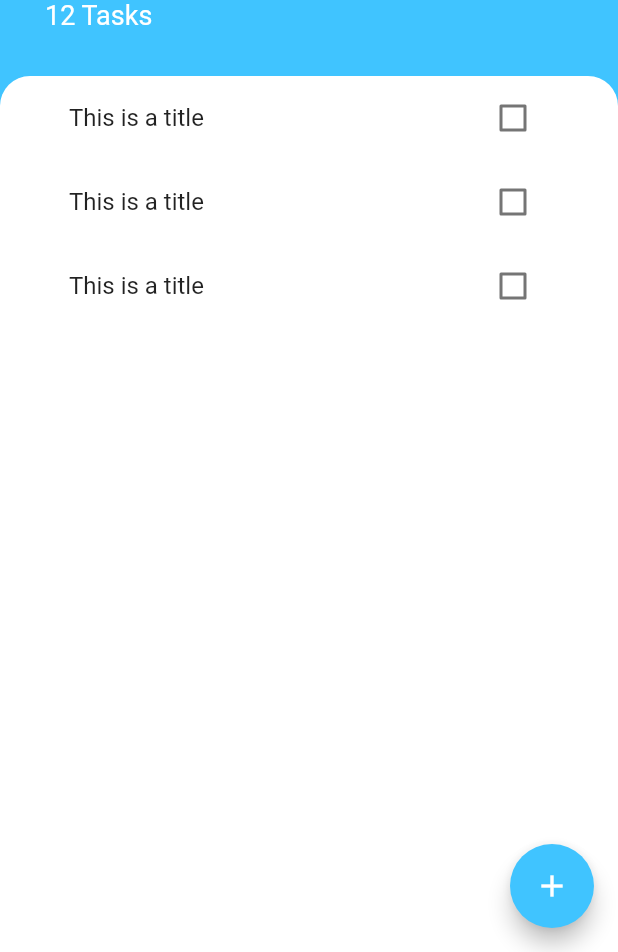
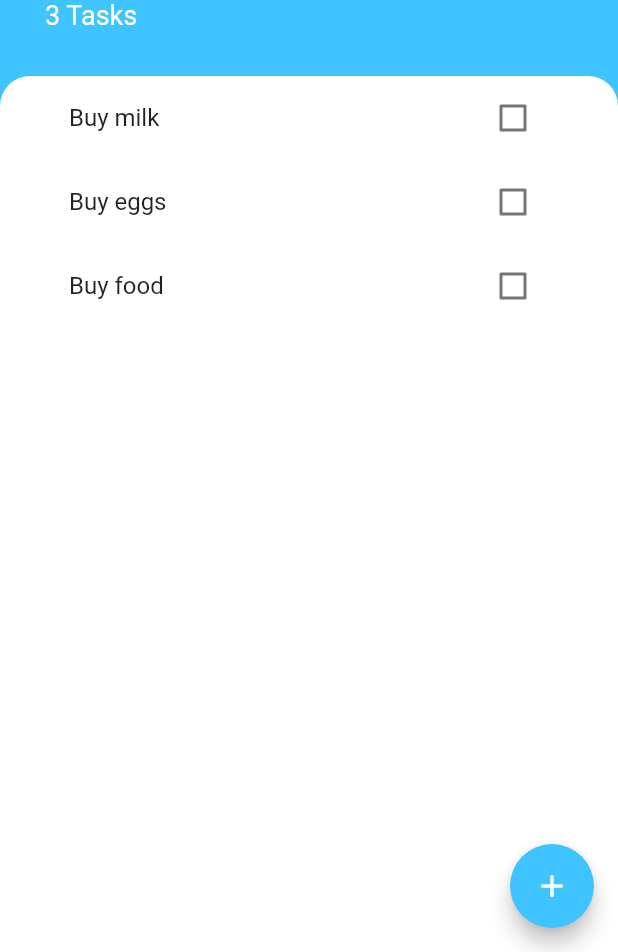
Before and after one commit to decemberkms/todoey11, a Flutter app: the screen it shows after launch, on a phone screen of 412 x 824 dp, the part 284-1236 px from its top. Run offline on Flutter 3.47's test engine with Material 2 defaults, Android fonts, the phone set to English and light mode, and no system bars.

Commit message:
Add commit

```diff
--- /dev/null
+++ b/todoapp/lib/models/task.dart
@@ -0,0 +1,10 @@
+class Task {
+  final String? name;
+  bool isDone;
+
+  Task({this.name, this.isDone = false});
+
+  void toggleDone() {
+    isDone = !isDone;
+  }
+}
--- a/todoapp/lib/screens/add_task_screen.dart
+++ b/todoapp/lib/screens/add_task_screen.dart
@@ -1,10 +1,13 @@
 import 'package:flutter/material.dart';
 
 class AddTaskScreen extends StatelessWidget {
-  const AddTaskScreen({super.key});
+  final void Function(String?)? addTaskCallback;
+  AddTaskScreen({this.addTaskCallback});
 
   @override
   Widget build(BuildContext context) {
+    String? typedValue;
+
     return Container(
       color: Color(0xff757575),
       child: Container(
@@ -28,6 +31,10 @@ class AddTaskScreen extends StatelessWidget {
             height: 10.0,
           ),
           TextField(
+            onChanged: (value) {
+              print(value);
+              typedValue = value;
+            },
             textAlign: TextAlign.center,
             autofocus: true,
             decoration: InputDecoration(
@@ -43,7 +50,9 @@ class AddTaskScreen extends StatelessWidget {
                 Colors.lightBlueAccent,
               ),
             ),
-            onPressed: (() {}),
+            onPressed: () {
+              addTaskCallback!(typedValue);
+            },
             child: Text(
               'Add',
               style: TextStyle(
--- a/todoapp/lib/screens/task_screen.dart
+++ b/todoapp/lib/screens/task_screen.dart
@@ -1,27 +1,24 @@
 import 'package:flutter/material.dart';
 import 'package:todoapp/widgets/tasks_list.dart';
 import 'package:todoapp/screens//add_task_screen.dart';
+import 'package:todoapp/models/task.dart';
 
-class TaskScreen extends StatelessWidget {
-  const TaskScreen({super.key});
+class TaskScreen extends StatefulWidget {
+  @override
+  State<TaskScreen> createState() => _TaskScreenState();
+}
+
+class _TaskScreenState extends State<TaskScreen> {
+  // const TaskScreen({super.key});
+  List<Task> task = [
+    Task(name: 'Buy milk'),
+    Task(name: 'Buy eggs'),
+    Task(name: 'Buy food'),
+  ];
 
   @override
   Widget build(BuildContext context) {
     return Scaffold(
-      floatingActionButton: FloatingActionButton(
-        onPressed: () {
-          showModalBottomSheet(
-            context: context,
-            builder: (context) => SingleChildScrollView(
-              padding: EdgeInsets.only(
-                  bottom: MediaQuery.of(context).viewInsets.bottom),
-              child: AddTaskScreen(),
-            ),
-          );
-        },
-        backgroundColor: Colors.lightBlueAccent,
-        child: Icon(Icons.add),
-      ),
         backgroundColor: Colors.lightBlueAccent,
         body: Column(
           crossAxisAlignment: CrossAxisAlignment.start,
@@ -57,7 +54,7 @@ class TaskScreen extends StatelessWidget {
                     ),
                   ),
                   Text(
-                  '12 Tasks',
+                    '${task.length} Tasks',
                     style: TextStyle(
                       color: Colors.white,
                       fontSize: 18.0,
@@ -71,7 +68,7 @@ class TaskScreen extends StatelessWidget {
                 padding: EdgeInsets.symmetric(
                   horizontal: 30.0,
                 ),
-              child: TasksList(),
+                child: TasksList(task),
                 decoration: BoxDecoration(
                     color: Colors.white,
                     borderRadius: BorderRadius.only(
@@ -82,6 +79,26 @@ class TaskScreen extends StatelessWidget {
             ),
           ],
         ),
+        floatingActionButton: FloatingActionButton(
+          onPressed: () {
+            showModalBottomSheet(
+              context: context,
+              builder: (context) => SingleChildScrollView(
+                padding: EdgeInsets.only(
+                    bottom: MediaQuery.of(context).viewInsets.bottom),
+                child: AddTaskScreen(
+                  addTaskCallback: (typevalue) {
+                    setState(() {
+                      task.add(Task(name: typevalue));
+                      Navigator.pop(context);
+                    });
+                  },
+                ),
+              ),
             );
+          },
+          backgroundColor: Colors.lightBlueAccent,
+          child: Icon(Icons.add),
+        ));
   }
 }
--- a/todoapp/lib/widgets/tasks_list.dart
+++ b/todoapp/lib/widgets/tasks_list.dart
@@ -1,15 +1,31 @@
 import 'package:flutter/material.dart';
-import 'package:todoapp/widgets/tasks_tile.dart';
+import 'package:todoapp/models/task.dart';
+import 'tasks_tile.dart';
 
-class TasksList extends StatelessWidget {
+class TasksList extends StatefulWidget {
+  final List<Task> tasks;
+
+  TasksList(this.tasks);
+  @override
+  State<TasksList> createState() => _TasksListState();
+}
+
+class _TasksListState extends State<TasksList> {
   @override
   Widget build(BuildContext context) {
-    return ListView(
-      children: [
-        TaskTile(),
-        TaskTile(),
-        TaskTile(),
-      ],
+    return ListView.builder(
+      itemBuilder: ((context, index) {
+        return TaskTile(
+          taskTitle: widget.tasks[index].name,
+          isChecked: widget.tasks[index].isDone,
+          checkboxCallback: (bool? checkboxState) {
+            setState(() {
+              widget.tasks[index].toggleDone();
+            });
+          },
+        );
+      }),
+      itemCount: widget.tasks.length,
     );
   }
 }
--- a/todoapp/lib/widgets/tasks_tile.dart
+++ b/todoapp/lib/widgets/tasks_tile.dart
@@ -1,44 +1,25 @@
 import 'package:flutter/material.dart';
+import 'tasks_list.dart';
 
-class TaskTile extends StatefulWidget {
-  @override
-  State<TaskTile> createState() => _TaskTileState();
-}
-
-class _TaskTileState extends State<TaskTile> {
-  bool isChecked = false;
-  void checkboxCallback(bool? checkboxState) {
-    setState(() {
-      isChecked = checkboxState!;
-    });
-  }
+class TaskTile extends StatelessWidget {
+  final bool? isChecked;
+  final String? taskTitle;
+  final void Function(bool?)? checkboxCallback;
+  TaskTile({this.isChecked = false, this.taskTitle, this.checkboxCallback});
 
   @override
   Widget build(BuildContext context) {
     return ListTile(
       title: Text(
-        'This is a title',
+        taskTitle!,
         style: TextStyle(
-          decoration: isChecked ? TextDecoration.lineThrough : null,
+          decoration: isChecked! ? TextDecoration.lineThrough : null,
         ),
       ),
-      trailing: TaskCheckBox(
-        checkBoxState: isChecked,
-        ToggleCheckBoxState: checkboxCallback,
+      trailing: Checkbox(
+        value: isChecked,
+        onChanged: checkboxCallback,
       ),
     );
   }
 }
-
-class TaskCheckBox extends StatelessWidget {
-  final bool? checkBoxState;
-  final void Function(bool?) ToggleCheckBoxState;
-  TaskCheckBox({this.checkBoxState, required this.ToggleCheckBoxState});
-  @override
-  Widget build(BuildContext context) {
-    return Checkbox(
-      value: checkBoxState,
-      onChanged: ToggleCheckBoxState,
-    );
-  }
-}
```
Lines whose indentation alone changed are shown as unchanged.
